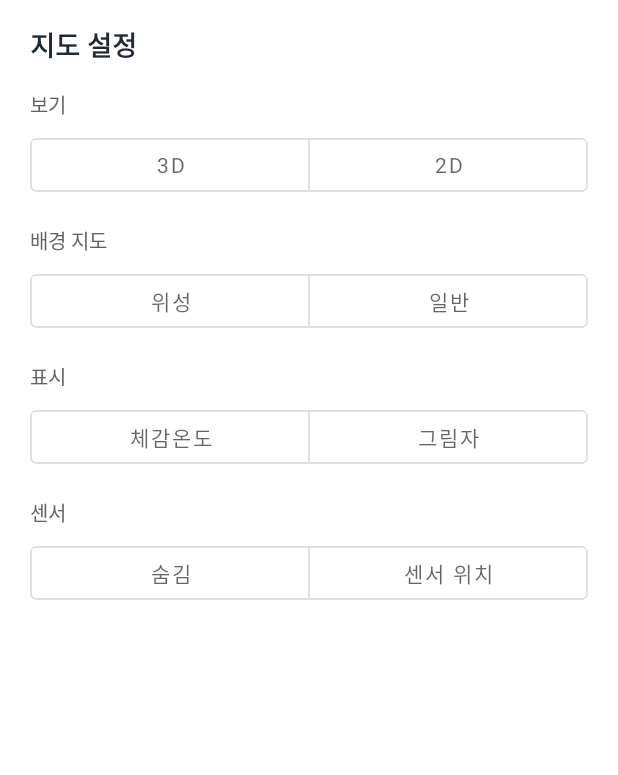
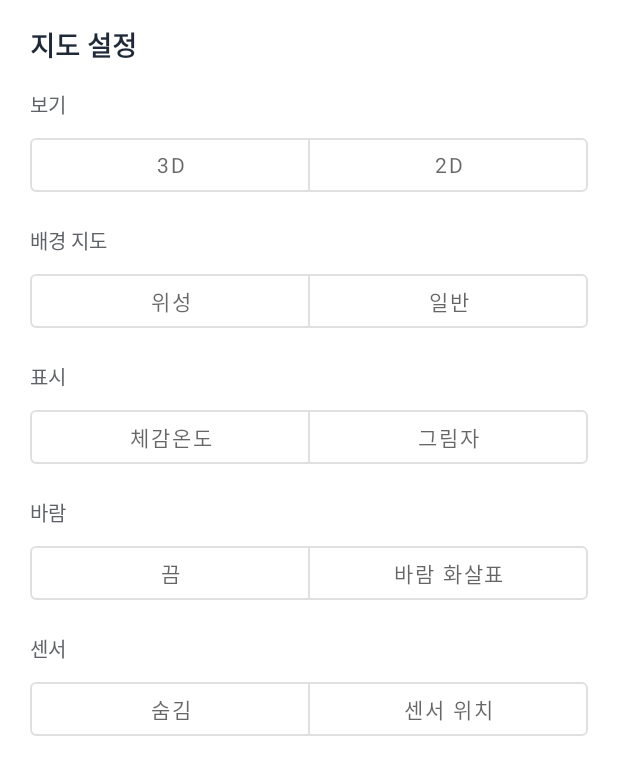
Before and after one commit to SHS0814/OSD, an Android app: the layout sheet_map_settings.xml on its own in the app's theme, with its tools: preview values and no code run, on a phone screen of 412 x 824 dp. Shown: the top 775 px of the screen. Run offline under Robolectric (Android 15) with nearby library versions, the phone set to English and light mode, and no system bars.

Commit message:
[P3] feat(android): wind arrows
Co-Authored-By: Claude Opus 5.5 <noreply@anthropic.com>

```diff
--- a/android/app/src/main/java/kr/ac/cbnu/campusshade/MapStyle.kt
+++ b/android/app/src/main/java/kr/ac/cbnu/campusshade/MapStyle.kt
@@ -50,5 +50,10 @@ object MapStyle {
     // 기본 지도(openfreemap bright)에 있는 글꼴이어야 라벨이 그려진다.
     val labelFont = arrayOf("Noto Sans Bold")
 
+    // 바람 화살표: 히트맵 색과 섞이지 않게 무채색(짙은 회색 + 흰 테두리)
+    const val WIND_SOURCE = "campus-wind"
+    const val WIND_LAYER = "campus-wind-arrows"
+    const val WIND_ARROW_IMAGE = "wind-arrow"
+
     const val TILT_3D = 55.0
 }
--- a/android/app/src/main/java/kr/ac/cbnu/campusshade/map/MapLayers.kt
+++ b/android/app/src/main/java/kr/ac/cbnu/campusshade/map/MapLayers.kt
@@ -16,6 +16,7 @@ class MapLayers(style: Style, context: Context) {
     val shadows = ShadowLayer(style)
     val buildings = BuildingLayer(style)
     val heatmap = HeatmapLayer(style)
+    val wind = WindLayer(style, context)
     val routes = RouteLayer(style)
     val sensors = SensorLayer(style)
 }
--- a/android/app/src/main/java/kr/ac/cbnu/campusshade/ui/MapSettingsSheet.kt
+++ b/android/app/src/main/java/kr/ac/cbnu/campusshade/ui/MapSettingsSheet.kt
@@ -17,6 +17,7 @@ class MapSettingsSheet(activity: AppCompatActivity) {
     var on3dPicked: (Boolean) -> Unit = {}
     var onSatellitePicked: (Boolean) -> Unit = {}
     var onHeatmapPicked: (Boolean) -> Unit = {}
+    var onWindPicked: (Boolean) -> Unit = {}
     var onSensorsPicked: (Boolean) -> Unit = {}
 
     init {
@@ -28,6 +29,9 @@ class MapSettingsSheet(activity: AppCompatActivity) {
         }
         sheet.layerModeGroup.addOnButtonCheckedListener { _, id, checked ->
             if (checked) onHeatmapPicked(id == R.id.layerHeatmap)
+        }
+        sheet.windGroup.addOnButtonCheckedListener { _, id, checked ->
+            if (checked) onWindPicked(id == R.id.windOn)
         }
         sheet.sensorGroup.addOnButtonCheckedListener { _, id, checked ->
             if (checked) onSensorsPicked(id == R.id.sensorsOn)
@@ -45,5 +49,7 @@ class MapSettingsSheet(activity: AppCompatActivity) {
 
     fun showHeatmap(heatmap: Boolean) = sheet.layerModeGroup.check(if (heatmap) R.id.layerHeatmap else R.id.layerShadow)
 
+    fun showWind(wind: Boolean) = sheet.windGroup.check(if (wind) R.id.windOn else R.id.windOff)
+
     fun showSensors(sensors: Boolean) = sheet.sensorGroup.check(if (sensors) R.id.sensorsOn else R.id.sensorsOff)
 }
--- a/android/app/src/main/res/layout/sheet_map_settings.xml
+++ b/android/app/src/main/res/layout/sheet_map_settings.xml
@@ -70,6 +70,25 @@
 
     <TextView
         style="@style/CampusShade.SheetLabel"
+        android:text="@string/map_settings_wind" />
+
+    <com.google.android.material.button.MaterialButtonToggleGroup
+        android:id="@+id/windGroup"
+        style="@style/CampusShade.ToggleGroup">
+
+        <com.google.android.material.button.MaterialButton
+            android:id="@+id/windOff"
+            style="@style/CampusShade.ToggleButton"
+            android:text="@string/wind_off" />
+
+        <com.google.android.material.button.MaterialButton
+            android:id="@+id/windOn"
+            style="@style/CampusShade.ToggleButton"
+            android:text="@string/wind_on" />
+    </com.google.android.material.button.MaterialButtonToggleGroup>
+
+    <TextView
+        style="@style/CampusShade.SheetLabel"
         android:text="@string/map_settings_sensors" />
 
     <com.google.android.material.button.MaterialButtonToggleGroup
--- a/android/app/src/main/res/values/strings.xml
+++ b/android/app/src/main/res/values/strings.xml
@@ -38,6 +38,9 @@
     <string name="show_basemap">일반</string>
     <string name="show_heatmap">체감온도</string>
     <string name="show_shadows">그림자</string>
+    <string name="map_settings_wind">바람</string>
+    <string name="wind_off">끔</string>
+    <string name="wind_on">바람 화살표</string>
     <string name="map_settings_sensors">센서</string>
     <string name="sensors_off">숨김</string>
     <string name="sensors_on">센서 위치</string>
@@ -47,6 +50,13 @@
     <string name="sensor_readings">최근 측정값</string>
     <string name="sensor_readings_pending">측정값은 준비 중이에요. 지금은 위치만 공개돼요.</string>
     <string name="sensor_site">설치 정보</string>
+
+    <!-- 바람 화살표 -->
+    <string name="wind_loading">바람 계산 중…</string>
+    <string name="wind_field">청주 ASOS %1$s풍 %2$.1f m/s · 칸별 차폐 추정</string>
+    <string name="wind_uniform">청주 ASOS %1$s풍 %2$.1f m/s · 캠퍼스 전체 같은 바람</string>
+    <string name="wind_calm">청주 ASOS 무풍</string>
+    <string name="wind_unavailable">이 시각에는 바람 관측이 없어요</string>
 
     <!-- 내 위치 체감온도 -->
     <string name="felt_here">내 위치 체감 %1$d° · %2$s (추정)</string>
```
Also changed, not shown: android/app/src/main/java/kr/ac/cbnu/campusshade/MainActivity.kt (+51 -0 lines), android/app/src/main/java/kr/ac/cbnu/campusshade/WindUi.kt (added, +16 -0 lines), android/app/src/main/java/kr/ac/cbnu/campusshade/map/WindLayer.kt (added, +56 -0 lines), android/app/src/main/res/drawable/ic_wind_arrow.xml (added, +13 -0 lines), android/app/src/main/res/layout/activity_main.xml (+10 -0 lines), 1 other file.
